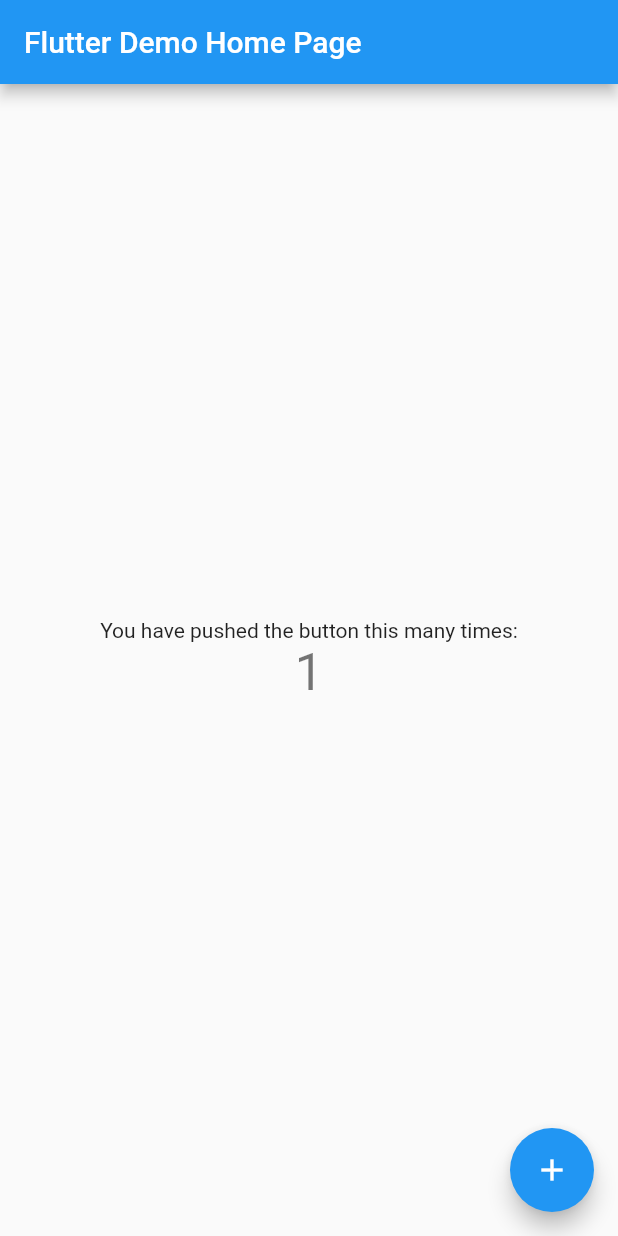
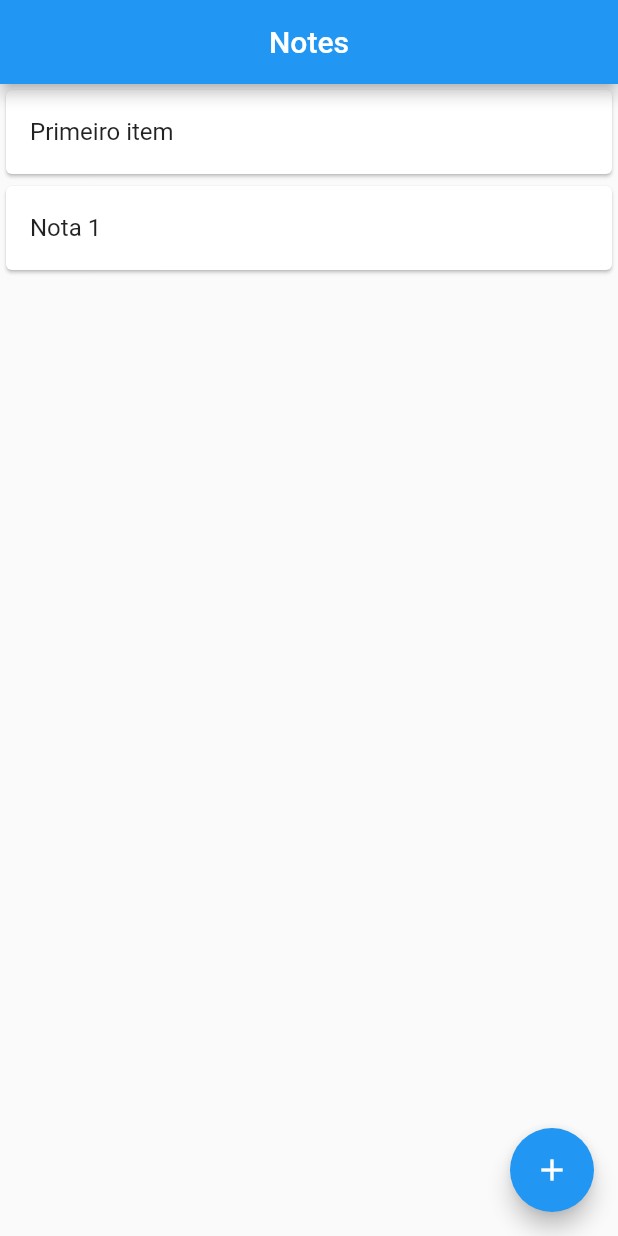
Before and after one commit to ifrankim/notes, a Flutter app: the screen it shows after launch, after a tap on the "add" icon, on a phone screen of 412 x 824 dp. Run offline on Flutter 3.47's test engine with Material 2 defaults, Android fonts, the phone set to English and light mode, and no system bars.

Commit message:
feat: added home_page

```diff
--- /dev/null
+++ b/lib/app_widget.dart
@@ -0,0 +1,14 @@
+import 'package:flutter/material.dart';
+import 'package:notes/home_page.dart';
+
+class AppWidget extends StatelessWidget {
+  const AppWidget({Key? key}) : super(key: key);
+
+  @override
+  Widget build(BuildContext context) {
+    return MaterialApp(
+      title: "Notes",
+      home: HomePage(),
+    );
+  }
+}
--- /dev/null
+++ b/lib/home_page.dart
@@ -0,0 +1,41 @@
+import 'package:flutter/material.dart';
+
+class HomePage extends StatefulWidget {
+  const HomePage({Key? key}) : super(key: key);
+
+  @override
+  _HomePageState createState() => _HomePageState();
+}
+
+class _HomePageState extends State<HomePage> {
+  var notes = ["Primeiro item"];
+
+  @override
+  Widget build(BuildContext context) {
+    return Scaffold(
+      appBar: AppBar(
+        title: Text("Notes"),
+        centerTitle: true,
+      ),
+      body: SingleChildScrollView(
+        child: Column(
+          children: [
+            for (var i = 0; i < notes.length; i++)
+              Card(
+                child: ListTile(
+                  title: Text(notes[i]),
+                ),
+              ),
+          ],
+        ),
+      ),
+      floatingActionButton: FloatingActionButton(
+        child: Icon(Icons.add),
+        onPressed: () {
+          notes.add("Nota ${notes.length}");
+          setState(() {});
+        },
+      ),
+    );
+  }
+}
--- a/lib/main.dart
+++ b/lib/main.dart
@@ -1,4 +1,6 @@
 import 'package:flutter/material.dart';
+
+import 'app_widget.dart';
 
 void main() {
   runApp(MyApp());
@@ -8,106 +10,6 @@ class MyApp extends StatelessWidget {
   // This widget is the root of your application.
   @override
   Widget build(BuildContext context) {
-    return MaterialApp(
-      title: 'Flutter Demo',
-      theme: ThemeData(
-        // This is the theme of your application.
-        //
-        // Try running your application with "flutter run". You'll see the
-        // application has a blue toolbar. Then, without quitting the app, try
-        // changing the primarySwatch below to Colors.green and then invoke
-        // "hot reload" (press "r" in the console where you ran "flutter run",
-        // or simply save your changes to "hot reload" in a Flutter IDE).
-        // Notice that the counter didn't reset back to zero; the application
-        // is not restarted.
-        primarySwatch: Colors.blue,
-      ),
-      home: MyHomePage(title: 'Flutter Demo Home Page'),
-    );
+    return AppWidget();
   }
 }
-
-class MyHomePage extends StatefulWidget {
-  MyHomePage({Key? key, this.title}) : super(key: key);
-
-  // This widget is the home page of your application. It is stateful, meaning
-  // that it has a State object (defined below) that contains fields that affect
-  // how it looks.
-
-  // This class is the configuration for the state. It holds the values (in this
-  // case the title) provided by the parent (in this case the App widget) and
-  // used by the build method of the State. Fields in a Widget subclass are
-  // always marked "final".
-
-  final String? title;
-
-  @override
-  _MyHomePageState createState() => _MyHomePageState();
-}
-
-class _MyHomePageState extends State<MyHomePage> {
-  int _counter = 0;
-
-  void _incrementCounter() {
-    setState(() {
-      // This call to setState tells the Flutter framework that something has
-      // changed in this State, which causes it to rerun the build method below
-      // so that the display can reflect the updated values. If we changed
-      // _counter without calling setState(), then the build method would not be
-      // called again, and so nothing would appear to happen.
-      _counter++;
-    });
-  }
-
-  @override
-  Widget build(BuildContext context) {
-    // This method is rerun every time setState is called, for instance as done
-    // by the _incrementCounter method above.
-    //
-    // The Flutter framework has been optimized to make rerunning build methods
-    // fast, so that you can just rebuild anything that needs updating rather
-    // than having to individually change instances of widgets.
-    return Scaffold(
-      appBar: AppBar(
-        // Here we take the value from the MyHomePage object that was created by
-        // the App.build method, and use it to set our appbar title.
-        title: Text(widget.title!),
-      ),
-      body: Center(
-        // Center is a layout widget. It takes a single child and positions it
-        // in the middle of the parent.
-        child: Column(
-          // Column is also a layout widget. It takes a list of children and
-          // arranges them vertically. By default, it sizes itself to fit its
-          // children horizontally, and tries to be as tall as its parent.
-          //
-          // Invoke "debug painting" (press "p" in the console, choose the
-          // "Toggle Debug Paint" action from the Flutter Inspector in Android
-          // Studio, or the "Toggle Debug Paint" command in Visual Studio Code)
-          // to see the wireframe for each widget.
-          //
-          // Column has various properties to control how it sizes itself and
-          // how it positions its children. Here we use mainAxisAlignment to
-          // center the children vertically; the main axis here is the vertical
-          // axis because Columns are vertical (the cross axis would be
-          // horizontal).
-          mainAxisAlignment: MainAxisAlignment.center,
-          children: <Widget>[
-            Text(
-              'You have pushed the button this many times:',
-            ),
-            Text(
-              '$_counter',
-              style: Theme.of(context).textTheme.headline4,
-            ),
-          ],
-        ),
-      ),
-      floatingActionButton: FloatingActionButton(
-        onPressed: _incrementCounter,
-        tooltip: 'Increment',
-        child: Icon(Icons.add),
-      ), // This trailing comma makes auto-formatting nicer for build methods.
-    );
-  }
-}
```
